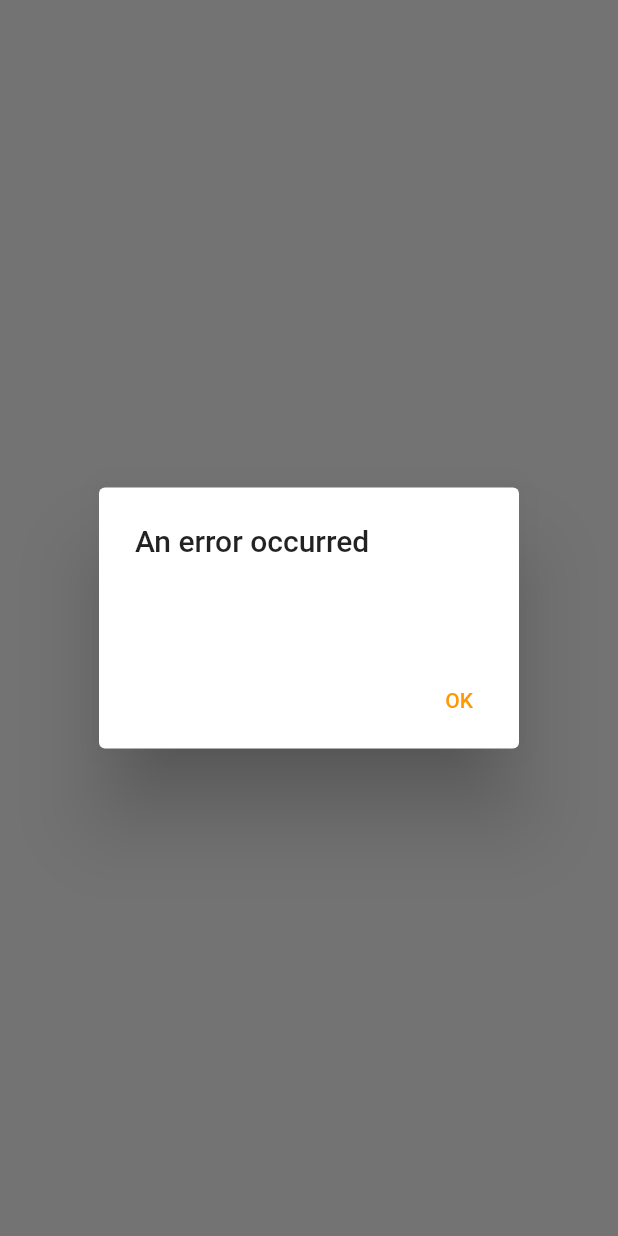
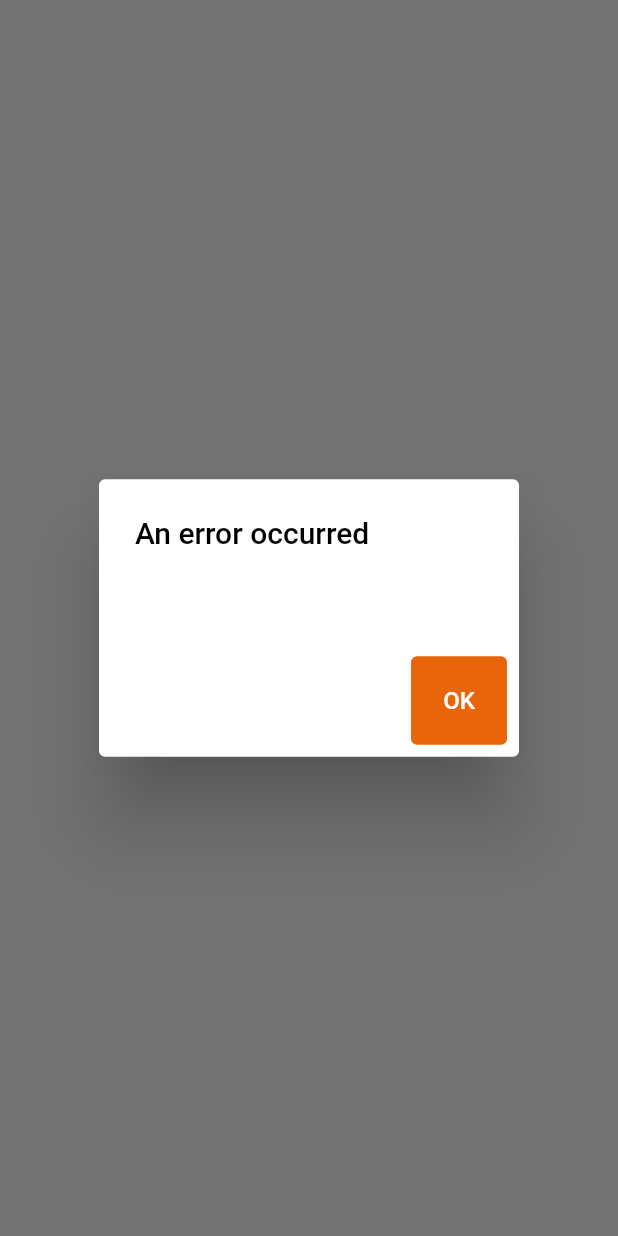
Before and after one commit to duangsuwan/Blood_Donation_Recommendation, a Flutter app: what showErrorDialog() shows on an empty page, opened directly with empty values, on a phone screen of 412 x 824 dp. Run offline on Flutter 3.47's test engine with Material 2 defaults, Android fonts, the phone set to English and light mode, and no system bars; our stand-ins replace cloud_firestore, device_preview, firebase_auth, firebase_core; accounts and stored records are empty.

Commit message:
Edited error dialog widget.

```diff
--- a/lib/constants/colors.dart
+++ b/lib/constants/colors.dart
@@ -13,3 +13,4 @@ const Color crossIconColor = Color.fromARGB(255, 183, 28, 28);
 const Color conditionsMessageColor = Colors.black87;
 const Color conditionsLinkColor = Colors.blue;
 const Color errorMessageColor = Color.fromARGB(255, 178, 34, 34);
+const Color dialogMessageColor = Colors.black;
--- a/lib/constants/sizes.dart
+++ b/lib/constants/sizes.dart
@@ -5,6 +5,7 @@ const double logoBoxHeight = 80;
 const double titleBoxSize = 250;
 const double titleTextSize = 36;
 const double mainButtonSize = 18;
+const double dialogButtonSize = 16;
 const double sizeBetweenLogoTitle = 30;
 const double constructionMessageSize = 20;
 
--- a/lib/utilities/error_dialog.dart
+++ b/lib/utilities/error_dialog.dart
@@ -1,18 +1,26 @@
+import 'package:blood_donation_recommendation/constants/colors.dart';
+import 'package:blood_donation_recommendation/constants/sizes.dart';
+import 'package:blood_donation_recommendation/widgets/common/button_widget.dart';
+import 'package:blood_donation_recommendation/widgets/common/textstyle_widget.dart';
 import 'package:flutter/material.dart';
 
-Future<void> showErrorDialog(BuildContext context, String text) {
+Future<void> showErrorDialog(BuildContext context, String errorText) {
   return showDialog(
     context: context,
     builder: (context) {
       return AlertDialog(
-        title: const Text('An error occurred'),
-        content: Text(text),
+        title: const TextStyleWidget(
+          'An error occurred',
+          dialogMessageColor,
+        ),
+        content: Text(errorText),
         actions: [
-          TextButton(
+          ButtonWidget(
+            'OK',
+            textSize: dialogButtonSize,
             onPressed: () {
               Navigator.of(context).pop();
             },
-            child: const Text('OK'),
           ),
         ],
       );
```
